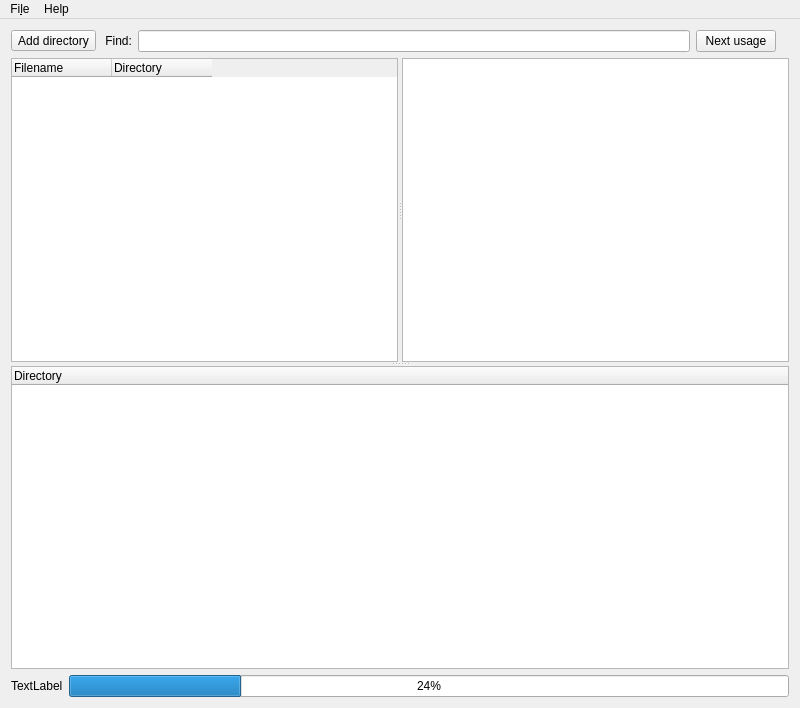
Before: the Qt Designer form mainwindow.ui in mikeTerentev/megaFinder, drawn with Qt 5.
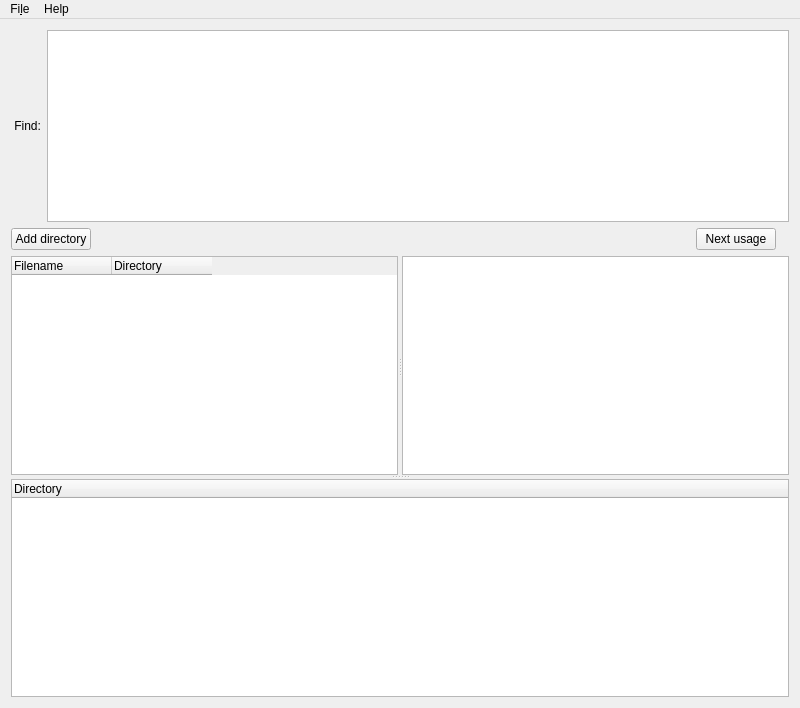
After: the same form once the commit is applied. Custom widgets are drawn as their Qt base class.

Commit message: progress window, reset fixed

Patch:
```diff
--- a/mainwindow.ui
+++ b/mainwindow.ui
@@ -10,74 +10,36 @@
     <height>708</height>
    </rect>
   </property>
+  <property name="sizePolicy">
+   <sizepolicy hsizetype="Preferred" vsizetype="Preferred">
+    <horstretch>1</horstretch>
+    <verstretch>1</verstretch>
+   </sizepolicy>
+  </property>
   <property name="windowTitle">
    <string>MainWindow</string>
   </property>
   <widget class="QWidget" name="centralWidget">
+   <property name="sizePolicy">
+    <sizepolicy hsizetype="Maximum" vsizetype="Preferred">
+     <horstretch>0</horstretch>
+     <verstretch>0</verstretch>
+    </sizepolicy>
+   </property>
+   <property name="minimumSize">
+    <size>
+     <width>10</width>
+     <height>0</height>
+    </size>
+   </property>
+   <property name="baseSize">
+    <size>
+     <width>0</width>
+     <height>10</height>
+    </size>
+   </property>
    <layout class="QGridLayout" name="gridLayout">
-    <item row="2" column="1">
-     <widget class="QProgressBar" name="progressBar">
-      <property name="value">
-       <number>24</number>
-      </property>
-     </widget>
-    </item>
     <item row="2" column="0">
-     <widget class="QLabel" name="processLabel">
-      <property name="text">
-       <string>TextLabel</string>
-      </property>
-     </widget>
-    </item>
-    <item row="0" column="0" colspan="2">
-     <layout class="QVBoxLayout" name="verticalLayout">
-      <property name="spacing">
-       <number>0</number>
-      </property>
-      <property name="sizeConstraint">
-       <enum>QLayout::SetNoConstraint</enum>
-      </property>
-      <item>
-       <layout class="QHBoxLayout" name="horizontalLayout"/>
-      </item>
-      <item>
-       <layout class="QHBoxLayout" name="horizontalLayout_2">
-        <item>
-         <widget class="QToolButton" name="addFileButton">
-          <property name="text">
-           <string>Add directory</string>
-          </property>
-         </widget>
-        </item>
-        <item>
-         <widget class="QLabel" name="finderLabel">
-          <property name="text">
-           <string> Find:</string>
-          </property>
-         </widget>
-        </item>
-        <item>
-         <widget class="QLineEdit" name="lineEdit"/>
-        </item>
-        <item>
-         <widget class="QPushButton" name="nextButton">
-          <property name="text">
-           <string>Next usage</string>
-          </property>
-         </widget>
-        </item>
-        <item>
-         <widget class="QLabel" name="foundAmountLabel">
-          <property name="text">
-           <string/>
-          </property>
-         </widget>
-        </item>
-       </layout>
-      </item>
-     </layout>
-    </item>
-    <item row="1" column="0" colspan="2">
      <widget class="QSplitter" name="splitter_2">
       <property name="orientation">
        <enum>Qt::Vertical</enum>
@@ -114,9 +76,9 @@
          </property>
          <property name="background">
           <color>
-           <red>229</red>
-           <green>186</green>
-           <blue>125</blue>
+           <red>236</red>
+           <green>232</green>
+           <blue>173</blue>
           </color>
          </property>
         </column>
@@ -128,10 +90,94 @@
         <property name="text">
          <string>Directory</string>
         </property>
+        <property name="background">
+         <color>
+          <red>236</red>
+          <green>232</green>
+          <blue>173</blue>
+         </color>
+        </property>
        </column>
       </widget>
      </widget>
     </item>
+    <item row="1" column="0">
+     <layout class="QHBoxLayout" name="horizontalLayout">
+      <item>
+       <widget class="QPushButton" name="addFileButton">
+        <property name="sizePolicy">
+         <sizepolicy hsizetype="Minimum" vsizetype="Fixed">
+          <horstretch>0</horstretch>
+          <verstretch>0</verstretch>
+         </sizepolicy>
+        </property>
+        <property name="text">
+         <string>Add directory</string>
+        </property>
+       </widget>
+      </item>
+      <item>
+       <spacer name="horizontalSpacer">
+        <property name="orientation">
+         <enum>Qt::Horizontal</enum>
+        </property>
+        <property name="sizeHint" stdset="0">
+         <size>
+          <width>40</width>
+          <height>20</height>
+         </size>
+        </property>
+       </spacer>
+      </item>
+      <item>
+       <widget class="QPushButton" name="nextButton">
+        <property name="text">
+         <string>Next usage</string>
+        </property>
+       </widget>
+      </item>
+      <item>
+       <widget class="QLabel" name="foundAmountLabel">
+        <property name="text">
+         <string/>
+        </property>
+       </widget>
+      </item>
+     </layout>
+    </item>
+    <item row="0" column="0">
+     <layout class="QHBoxLayout" name="horizontalLayout_2">
+      <item>
+       <widget class="QLabel" name="finderLabel">
+        <property name="text">
+         <string> Find:</string>
+        </property>
+       </widget>
+      </item>
+      <item>
+       <widget class="QTextEdit" name="lineEdit">
+        <property name="sizePolicy">
+         <sizepolicy hsizetype="MinimumExpanding" vsizetype="Preferred">
+          <horstretch>0</horstretch>
+          <verstretch>0</verstretch>
+         </sizepolicy>
+        </property>
+        <property name="minimumSize">
+         <size>
+          <width>2</width>
+          <height>2</height>
+         </size>
+        </property>
+        <property name="baseSize">
+         <size>
+          <width>0</width>
+          <height>0</height>
+         </size>
+        </property>
+       </widget>
+      </item>
+     </layout>
+    </item>
    </layout>
   </widget>
   <widget class="QMenuBar" name="menuBar">
```
Left out of the diff: 2 changed lines with no effect on the pictures. The commit also changes 12 other files.
